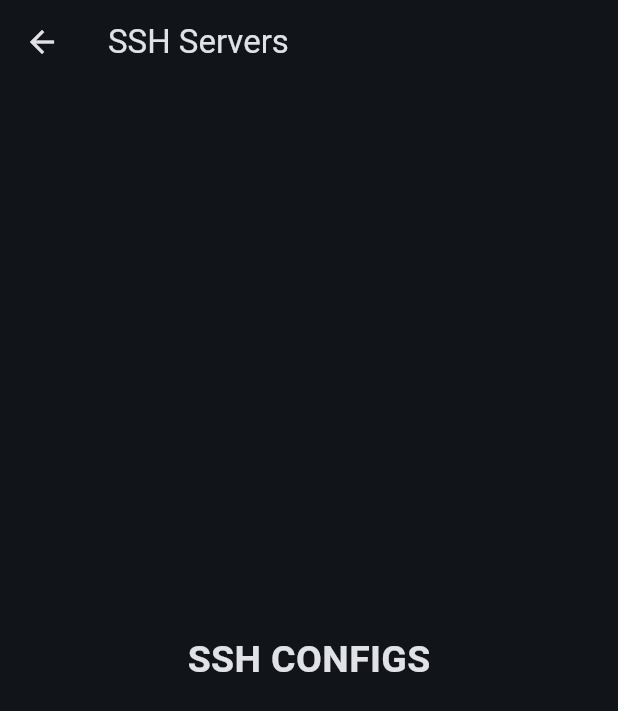
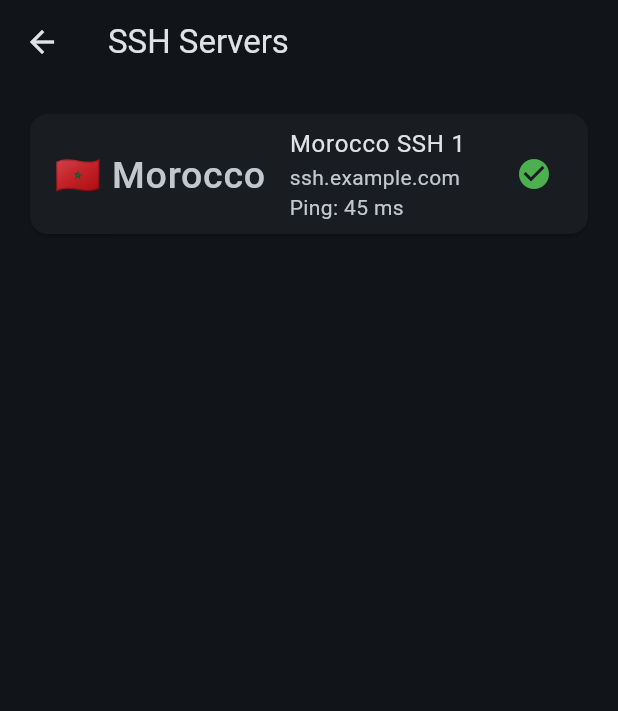
Before and after one commit to hakimfreefire2008-a11y/ABDELLALI.X.VPS, a Flutter app: the SshScreen screen opened directly, on a phone screen of 412 x 824 dp. Shown: the top 711 px of the screen. Run offline on Flutter 3.47's test engine with Material 3 defaults, Android fonts, the phone set to English and light mode, and no system bars.

Commit message:
Connect SSH page with server data

```diff
--- a/lib/screens/ssh_screen.dart
+++ b/lib/screens/ssh_screen.dart
@@ -1,4 +1,6 @@
 import 'package:flutter/material.dart';
+import '../services/server_service.dart';
+
 
 class SshScreen extends StatelessWidget {
 
@@ -8,6 +10,12 @@
   @override
   Widget build(BuildContext context) {
 
+
+    final servers = ServerService.servers
+        .where((s) => s.type == "SSH")
+        .toList();
+
+
     return Scaffold(
 
       appBar: AppBar(
@@ -15,15 +23,59 @@
       ),
 
 
-      body: const Center(
+      body: ListView.builder(
 
-        child: Text(
-          "SSH CONFIGS",
-          style: TextStyle(
-            fontSize: 25,
-            fontWeight: FontWeight.bold,
-          ),
-        ),
+        padding: const EdgeInsets.all(16),
+
+        itemCount: servers.length,
+
+
+        itemBuilder: (context,index){
+
+
+          final server = servers[index];
+
+
+          return Card(
+
+            child: ListTile(
+
+              leading: Text(
+                server.country,
+                style: const TextStyle(
+                  fontSize: 25,
+                ),
+              ),
+
+
+              title: Text(
+                server.name,
+              ),
+
+
+              subtitle: Text(
+                "${server.host}\nPing: ${server.ping} ms",
+              ),
+
+
+              trailing: Icon(
+
+                server.online
+                    ? Icons.check_circle
+                    : Icons.cancel,
+
+                color: server.online
+                    ? Colors.green
+                    : Colors.red,
+
+              ),
+
+            ),
+
+          );
+
+
+        },
 
       ),
 
```
